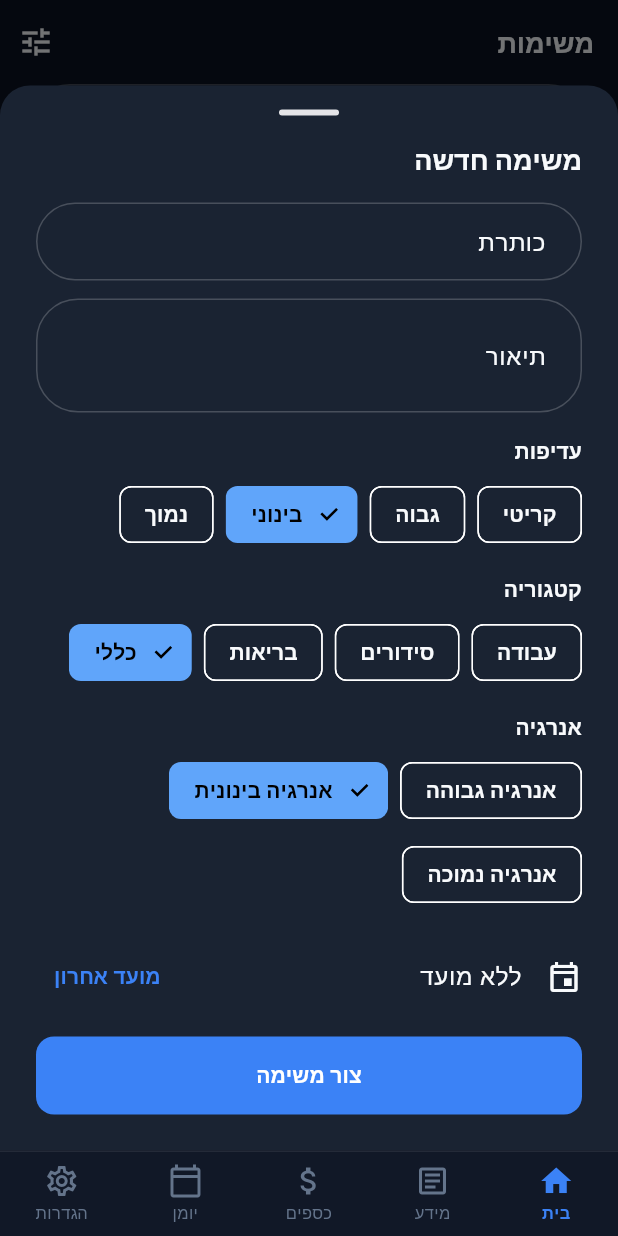
After one commit to ozklingel/DAOS-front, a Flutter app: the TasksScreen screen opened by its route, after a tap on the "add" icon, on a phone screen of 412 x 824 dp. The commit adds this screen. Run offline on Flutter 3.47's test engine with Material 3 defaults, Android fonts, the light colour scheme and no system bars; our stand-ins replace dio, equatable, firebase_analytics, firebase_core, firebase_messaging, flutter_local_notifications and 7 more; missing offline and left inert: dart:html, flutter_appauth, record; accounts and stored records are empty; network calls fail.

Commit message:
add task man

```diff
--- a/mobile/lib/features/dashboard/presentation/screens/dashboard_screen.dart
+++ b/mobile/lib/features/dashboard/presentation/screens/dashboard_screen.dart
@@ -11,6 +11,7 @@ import 'package:taskmail/features/dashboard/presentation/widgets/voice_task_reco
 import 'package:taskmail/features/hub/presentation/providers/hub_providers.dart';
 import 'package:taskmail/features/info/data/services/document_capture_service.dart';
 import 'package:taskmail/features/tasks/domain/entities/task.dart';
+import 'package:taskmail/features/tasks/presentation/widgets/create_task_sheet.dart';
 import 'package:taskmail/l10n/app_localizations.dart';
 import 'package:taskmail/routes/route_names.dart';
 import 'package:taskmail/shared/models/task_enums.dart';
@@ -137,7 +138,7 @@ class DashboardScreen extends ConsumerWidget {
                 const SizedBox(height: 12),
                 _QuickActions(
                   l: l,
-                  onAddTask: () => context.go(RouteNames.tasks),
+                  onAddTask: () => showCreateTaskSheet(context, ref),
                   onWhatsAppHelp: () => _showWhatsAppHelp(context, l),
                   onTakePhoto: () => _takePhotoAndUpload(context, ref, l),
                   onVoiceRecord: () => showVoiceTaskRecorder(context, ref),
--- a/mobile/lib/features/tasks/presentation/screens/tasks_screen.dart
+++ b/mobile/lib/features/tasks/presentation/screens/tasks_screen.dart
@@ -1,6 +1,7 @@
 import 'package:flutter/material.dart';
 import 'package:flutter_riverpod/flutter_riverpod.dart';
 import 'package:taskmail/features/tasks/presentation/providers/tasks_provider.dart';
+import 'package:taskmail/features/tasks/presentation/widgets/create_task_sheet.dart';
 import 'package:taskmail/features/tasks/presentation/widgets/tasks_filter_sheet.dart';
 import 'package:taskmail/l10n/app_localizations.dart';
 import 'package:taskmail/shared/widgets/loading_error_widgets.dart';
@@ -58,6 +59,11 @@ class _TasksScreenState extends ConsumerState<TasksScreen> {
             ),
           ),
         ],
+      ),
+      floatingActionButton: FloatingActionButton(
+        onPressed: () => showCreateTaskSheet(context, ref),
+        backgroundColor: AppColors.primary,
+        child: const Icon(Icons.add, color: Colors.white),
       ),
       body: Column(
         children: [
--- /dev/null
+++ b/mobile/lib/features/tasks/presentation/widgets/create_task_sheet.dart
@@ -0,0 +1,266 @@
+import 'package:flutter/material.dart';
+import 'package:flutter_riverpod/flutter_riverpod.dart';
+import 'package:go_router/go_router.dart';
+import 'package:taskmail/core/di/providers.dart';
+import 'package:taskmail/core/errors/app_exception.dart';
+import 'package:taskmail/features/dashboard/presentation/providers/dashboard_provider.dart';
+import 'package:taskmail/features/tasks/presentation/providers/tasks_provider.dart';
+import 'package:taskmail/l10n/app_localizations.dart';
+import 'package:taskmail/shared/models/task_enums.dart';
+import 'package:taskmail/theme/app_colors.dart';
+
+Future<void> showCreateTaskSheet(BuildContext context, WidgetRef ref) {
+  return showModalBottomSheet<void>(
+    context: context,
+    isScrollControlled: true,
+    backgroundColor: AppColors.darkSurface,
+    shape: const RoundedRectangleBorder(
+      borderRadius: BorderRadius.vertical(top: Radius.circular(20)),
+    ),
+    builder: (_) => const CreateTaskSheet(),
+  );
+}
+
+class CreateTaskSheet extends ConsumerStatefulWidget {
+  const CreateTaskSheet({super.key});
+
+  @override
+  ConsumerState<CreateTaskSheet> createState() => _CreateTaskSheetState();
+}
+
+class _CreateTaskSheetState extends ConsumerState<CreateTaskSheet> {
+  final _titleController = TextEditingController();
+  final _descriptionController = TextEditingController();
+  TaskPriority _priority = TaskPriority.medium;
+  TaskCategory _category = TaskCategory.general;
+  EnergyLevel _energy = EnergyLevel.medium;
+  DateTime? _deadline;
+  bool _saving = false;
+
+  @override
+  void dispose() {
+    _titleController.dispose();
+    _descriptionController.dispose();
+    super.dispose();
+  }
+
+  Future<void> _pickDeadline() async {
+    final now = DateTime.now();
+    final date = await showDatePicker(
+      context: context,
+      initialDate: _deadline ?? now,
+      firstDate: DateTime(now.year - 1),
+      lastDate: DateTime(now.year + 5),
+    );
+    if (date == null || !mounted) return;
+    final time = await showTimePicker(
+      context: context,
+      initialTime: TimeOfDay.fromDateTime(_deadline ?? now),
+    );
+    if (!mounted) return;
+    setState(() {
+      if (time == null) {
+        _deadline = DateTime(date.year, date.month, date.day, 23, 59);
+      } else {
+        _deadline = DateTime(
+          date.year,
+          date.month,
+          date.day,
+          time.hour,
+          time.minute,
+        );
+      }
+    });
+  }
+
+  Future<void> _save() async {
+    final l = AppLocalizations.of(context);
+    final title = _titleController.text.trim();
+    if (title.isEmpty) {
+      ScaffoldMessenger.of(context).showSnackBar(
+        SnackBar(content: Text(l.titleRequired)),
+      );
+      return;
+    }
+
+    setState(() => _saving = true);
+    try {
+      final task = await ref.read(tasksRepositoryProvider).createTask(
+            title: title,
+            description: _descriptionController.text.trim(),
+            priority: _priority,
+            category: _category,
+            energyLevel: _energy,
+            deadline: _deadline,
+          );
+      if (!mounted) return;
+      final messenger = ScaffoldMessenger.of(context);
+      final router = GoRouter.of(context);
+      Navigator.pop(context);
+      ref.invalidate(todayTasksProvider);
+      ref.invalidate(dashboardProvider);
+      ref.invalidate(tasksListProvider);
+      messenger.showSnackBar(
+        SnackBar(content: Text(l.taskCreatedSuccess(task.title))),
+      );
+      router.push('/home/tasks/${task.id}');
+    } on AppException catch (e) {
+      if (!mounted) return;
+      ScaffoldMessenger.of(context).showSnackBar(
+        SnackBar(content: Text(l.errorMessage(e))),
+      );
+    } catch (e) {
+      if (!mounted) return;
+      ScaffoldMessenger.of(context).showSnackBar(
+        SnackBar(content: Text(e.toString())),
+      );
+    } finally {
+      if (mounted) setState(() => _saving = false);
+    }
+  }
+
+  @override
+  Widget build(BuildContext context) {
+    final l = AppLocalizations.of(context);
+    final bottomInset = MediaQuery.of(context).viewInsets.bottom;
+
+    return Padding(
+      padding: EdgeInsets.fromLTRB(24, 16, 24, bottomInset + 24),
+      child: SingleChildScrollView(
+        child: Column(
+          mainAxisSize: MainAxisSize.min,
+          crossAxisAlignment: CrossAxisAlignment.start,
+          children: [
+            Center(
+              child: Container(
+                width: 40,
+                height: 4,
+                decoration: BoxDecoration(
+                  color: AppColors.border,
+                  borderRadius: BorderRadius.circular(2),
+                ),
+              ),
+            ),
+            const SizedBox(height: 16),
+            Text(l.createTaskSheetTitle, style: Theme.of(context).textTheme.titleLarge),
+            const SizedBox(height: 16),
+            TextField(
+              controller: _titleController,
+              textInputAction: TextInputAction.next,
+              decoration: InputDecoration(labelText: l.taskTitleField),
+              enabled: !_saving,
+            ),
+            const SizedBox(height: 12),
+            TextField(
+              controller: _descriptionController,
+              minLines: 2,
+              maxLines: 4,
+              decoration: InputDecoration(labelText: l.taskDescriptionField),
+              enabled: !_saving,
+            ),
+            const SizedBox(height: 16),
+            Text(l.priority, style: Theme.of(context).textTheme.labelLarge),
+            const SizedBox(height: 8),
+            Wrap(
+              spacing: 8,
+              runSpacing: 8,
+              children: TaskPriority.values
+                  .where((p) => p != TaskPriority.none)
+                  .map(
+                    (p) => ChoiceChip(
+                      label: Text(l.taskPriorityLabel(p)),
+                      selected: _priority == p,
+                      onSelected: _saving
+                          ? null
+                          : (_) => setState(() => _priority = p),
+                    ),
+                  )
+                  .toList(),
+            ),
+            const SizedBox(height: 16),
+            Text(l.category, style: Theme.of(context).textTheme.labelLarge),
+            const SizedBox(height: 8),
+            Wrap(
+              spacing: 8,
+              runSpacing: 8,
+              children: TaskCategory.values
+                  .map(
+                    (c) => ChoiceChip(
+                      label: Text(l.taskCategoryLabel(c)),
+                      selected: _category == c,
+                      onSelected: _saving
+                          ? null
+                          : (_) => setState(() => _category = c),
+                    ),
+                  )
+                  .toList(),
+            ),
+            const SizedBox(height: 16),
+            Text(l.energyLevel, style: Theme.of(context).textTheme.labelLarge),
+            const SizedBox(height: 8),
+            Wrap(
+              spacing: 8,
+              runSpacing: 8,
+              children: EnergyLevel.values
+                  .map(
+                    (e) => ChoiceChip(
+                      label: Text(l.energyLevelLabel(e)),
+                      selected: _energy == e,
+                      onSelected: _saving
+                          ? null
+                          : (_) => setState(() => _energy = e),
+                    ),
+                  )
+                  .toList(),
+            ),
+            const SizedBox(height: 16),
+            ListTile(
+              contentPadding: EdgeInsets.zero,
+              leading: const Icon(Icons.event_outlined),
+              title: Text(
+                _deadline == null
+                    ? l.noDeadline
+                    : '${_deadline!.day.toString().padLeft(2, '0')}/'
+                        '${_deadline!.month.toString().padLeft(2, '0')}/'
+                        '${_deadline!.year} '
+                        '${_deadline!.hour.toString().padLeft(2, '0')}:'
+                        '${_deadline!.minute.toString().padLeft(2, '0')}',
+              ),
+              trailing: Row(
+                mainAxisSize: MainAxisSize.min,
+                children: [
+                  if (_deadline != null)
+                    IconButton(
+                      onPressed: _saving
+                          ? null
+                          : () => setState(() => _deadline = null),
+                      icon: const Icon(Icons.clear),
+                    ),
+                  TextButton(
+                    onPressed: _saving ? null : _pickDeadline,
+                    child: Text(l.deadline),
+                  ),
+                ],
+              ),
+            ),
+            const SizedBox(height: 12),
+            SizedBox(
+              width: double.infinity,
+              height: 52,
+              child: ElevatedButton(
+                onPressed: _saving ? null : _save,
+                child: _saving
+                    ? const SizedBox(
+                        width: 22,
+                        height: 22,
+                        child: CircularProgressIndicator(strokeWidth: 2),
+                      )
+                    : Text(l.createTaskSave),
+              ),
+            ),
+          ],
+        ),
+      ),
+    );
+  }
+}
--- a/mobile/lib/l10n/app_localizations.dart
+++ b/mobile/lib/l10n/app_localizations.dart
@@ -48,6 +48,12 @@ abstract class AppLocalizations {
   String get yourTasksToday;
   String get quickActions;
   String get addTask;
+  String get createTaskSheetTitle;
+  String get taskTitleField;
+  String get taskDescriptionField;
+  String get createTaskSave;
+  String get titleRequired;
+  String taskCreatedSuccess(String title);
   String get voiceRecord;
   String get takePhoto;
   String get writeMessage;
@@ -344,6 +350,18 @@ class AppLocalizationsEn extends AppLocalizations {
   @override
   String get addTask => 'Add task';
   @override
+  String get createTaskSheetTitle => 'New task';
+  @override
+  String get taskTitleField => 'Title';
+  @override
+  String get taskDescriptionField => 'Description';
+  @override
+  String get createTaskSave => 'Create task';
+  @override
+  String get titleRequired => 'Title is required';
+  @override
+  String taskCreatedSuccess(String title) => 'Task created: $title';
+  @override
   String get voiceRecord => 'Voice note';
   @override
   String get takePhoto => 'Take photo';
@@ -982,6 +1000,18 @@ class AppLocalizationsHe extends AppLocalizations {
   @override
   String get addTask => 'הוסף משימה';
   @override
+  String get createTaskSheetTitle => 'משימה חדשה';
+  @override
+  String get taskTitleField => 'כותרת';
+  @override
+  String get taskDescriptionField => 'תיאור';
+  @override
+  String get createTaskSave => 'צור משימה';
+  @override
+  String get titleRequired => 'חובה למלא כותרת';
+  @override
+  String taskCreatedSuccess(String title) => 'נוצרה משימה: $title';
+  @override
   String get voiceRecord => 'הקלט קולית';
   @override
   String get takePhoto => 'צלם תמונה';
```
Also changed, not shown: mobile/lib/features/tasks/data/datasources/tasks_remote_datasource.dart (+27 -0 lines), mobile/lib/features/tasks/data/repositories/tasks_repository_impl.dart (+20 -0 lines), mobile/lib/features/tasks/domain/repositories/tasks_repository.dart (+9 -0 lines), 3 other files.
